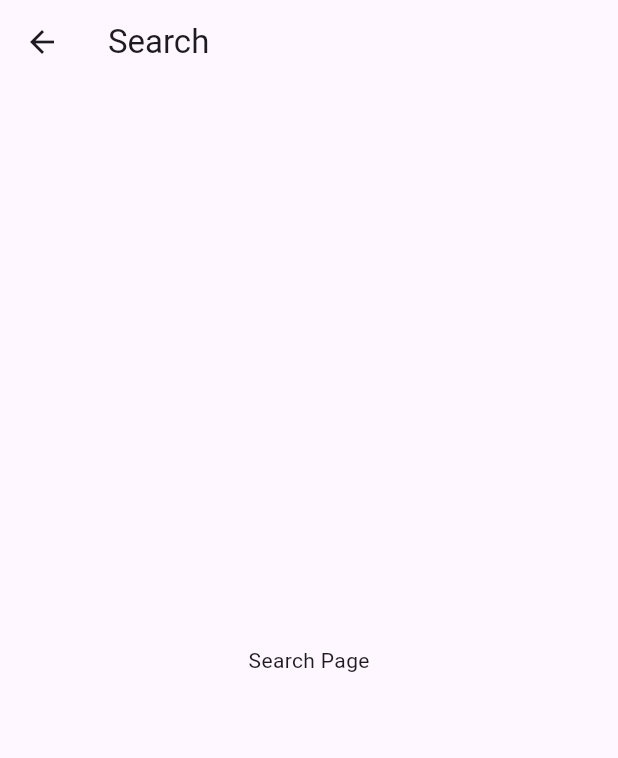
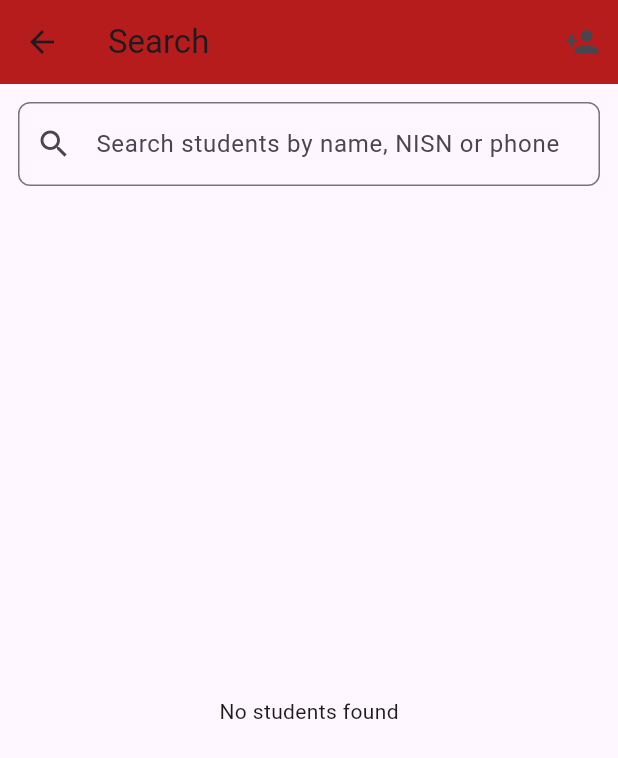
Before and after one commit to developerlight/login-page-mobile, a Flutter app: the SearchPage screen opened by its route, on a phone screen of 412 x 824 dp. Shown: the top 758 px of the screen. Run offline on Flutter 3.47's test engine with Material 3 defaults, Android fonts, the phone set to English and light mode, and no system bars; our stand-ins replace cloud_firestore, curved_navigation_bar, date_field, firebase_core; accounts and stored records are empty.

Commit message:
feat read, create data

```diff
--- /dev/null
+++ b/lib/models/student.dart
@@ -0,0 +1,36 @@
+class Student {
+  final String id;
+  final String name;
+  final String nisn;
+  final String adress; // kept as 'adress' to match your firestore field name if used
+  final String phone;
+
+  Student({
+    required this.id,
+    required this.name,
+    required this.nisn,
+    required this.adress,
+    required this.phone,
+  });
+
+  factory Student.fromMap(String id, Map<String, dynamic> data) {
+    // accept both 'address' and 'adress' keys
+    final addr = data['adress'] ?? data['address'] ?? '';
+    return Student(
+      id: id,
+      name: data['name'] ?? '',
+      nisn: data['nisn'] ?? data['NISN'] ?? '',
+      adress: addr,
+      phone: data['phone'] ?? data['Phone'] ?? '',
+    );
+  }
+
+  Map<String, dynamic> toMap() {
+    return {
+      'name': name,
+      'nisn': nisn,
+      'adress': adress,
+      'phone': phone,
+    };
+  }
+}
--- a/lib/presentation/screens/search_page.dart
+++ b/lib/presentation/screens/search_page.dart
@@ -1,16 +1,121 @@
 import 'package:flutter/material.dart';
+import '../../models/student.dart';
+import '../../services/student_service.dart';
 
-class SearchPage extends StatelessWidget {
+class SearchPage extends StatefulWidget {
   const SearchPage({Key? key}) : super(key: key);
+
+  @override
+  State<SearchPage> createState() => _SearchPageState();
+}
+
+class _SearchPageState extends State<SearchPage> {
+  final StudentService _service = StudentService();
+  final TextEditingController _ctrl = TextEditingController();
+  Future<List<Student>>? _futureResults;
+
+  @override
+  void initState() {
+    super.initState();
+    // start with stream of all students
+    _futureResults = _service.fetchStudents();
+  }
+
+  void _onSearchChanged(String q) {
+    setState(() {
+      if (q.trim().isEmpty) {
+        _futureResults = _service.fetchStudents();
+      } else {
+        _futureResults = _service.searchStudents(q.trim());
+      }
+    });
+  }
+
+  @override
+  void dispose() {
+    _ctrl.dispose();
+    super.dispose();
+  }
 
   @override
   Widget build(BuildContext context) {
     return Scaffold(
       appBar: AppBar(
         title: const Text('Search'),
+        backgroundColor: Colors.red[900],
+        actions: [
+          IconButton(
+            tooltip: 'Add Student',
+            icon: Icon(Icons.person_add),
+            onPressed: () async {
+              // Navigate to add student page and refresh list on success
+              final result = await Navigator.pushNamed(context, '/addStudent');
+              if (result == true) {
+                // refresh current results (maintain current query)
+                _onSearchChanged(_ctrl.text);
+              }
+            },
+          )
+        ],
       ),
-      body: const Center(
-        child: Text('Search Page'),
+      body: Padding(
+        padding: const EdgeInsets.all(12.0),
+        child: Column(
+          children: [
+            TextField(
+              controller: _ctrl,
+              decoration: InputDecoration(
+                prefixIcon: Icon(Icons.search),
+                hintText: 'Search students by name, NISN or phone',
+                border: OutlineInputBorder(borderRadius: BorderRadius.circular(8)),
+                suffixIcon: _ctrl.text.isNotEmpty
+                    ? IconButton(
+                        icon: Icon(Icons.clear),
+                        onPressed: () {
+                          _ctrl.clear();
+                          _onSearchChanged('');
+                        },
+                      )
+                    : null,
+              ),
+              onChanged: _onSearchChanged,
+            ),
+            SizedBox(height: 12),
+            Expanded(
+              child: FutureBuilder<List<Student>>(
+                future: _futureResults,
+                builder: (context, snapshot) {
+                  if (snapshot.connectionState == ConnectionState.waiting) {
+                    return Center(child: CircularProgressIndicator());
+                  }
+                  if (snapshot.hasError) {
+                    return Center(child: Text('Error: ${snapshot.error}'));
+                  }
+                  final list = snapshot.data ?? [];
+                  if (list.isEmpty) {
+                    return Center(child: Text('No students found'));
+                  }
+                  return ListView.separated(
+                    itemCount: list.length,
+                    separatorBuilder: (_, __) => Divider(),
+                    itemBuilder: (context, index) {
+                      final s = list[index];
+                      return ListTile(
+                        leading: CircleAvatar(child: Text(s.name.isNotEmpty ? s.name[0] : '?')),
+                        title: Text(s.name),
+                        subtitle: Text('${s.nisn} • ${s.phone}\n${s.adress}'),
+                        isThreeLine: true,
+                        onTap: () {
+                          // optional: navigate to student detail
+                        },
+                      );
+                    },
+                  );
+                },
+              ),
+            ),
+          ],
+        ),
       ),
     );
   }
--- a/lib/utils/route.dart
+++ b/lib/utils/route.dart
@@ -8,62 +8,47 @@ import 'package:app/presentation/screens/setting_page.dart';
 import 'package:app/presentation/screens/verifiedForgotPassword_page.dart';
 import 'package:flutter/material.dart';
 import 'package:app/presentation/screens/search_page.dart';
+import 'package:app/presentation/screens/add_student_page.dart';
 
 class AppRouter {
   Route<dynamic> generateRoute(RouteSettings settings) {
     switch (settings.name) {
-
       case '/login':
-        return MaterialPageRoute(
-          builder: (_) => const Login()
-        );
+        return MaterialPageRoute(builder: (_) => const Login());
 
       case '/dashboard':
-        return MaterialPageRoute(
-          builder: (_) => const DashboardPage()
-        );
+        return MaterialPageRoute(builder: (_) => const DashboardPage());
 
       case '/forgotPassword':
-        return MaterialPageRoute(
-          builder: (_) => const ForgotPasswordPage()
-        );
+        return MaterialPageRoute(builder: (_) => const ForgotPasswordPage());
 
       case '/newPassword':
-        return MaterialPageRoute(
-          builder: (_) => const NewPasswordPage()
-        );
+        return MaterialPageRoute(builder: (_) => const NewPasswordPage());
 
       case '/profile':
-        return MaterialPageRoute(
-          builder: (_) => const ProfilePage()
-        );
+        return MaterialPageRoute(builder: (_) => const ProfilePage());
 
       case '/register':
-        return MaterialPageRoute(
-          builder: (_) => const RegisterPage()
-        );
+        return MaterialPageRoute(builder: (_) => const RegisterPage());
 
       case '/settings':
-        return MaterialPageRoute(
-          builder: (_) => const SettingsPage()
-        );
+        return MaterialPageRoute(builder: (_) => const SettingsPage());
 
       case '/verifiedForgotPassword':
         return MaterialPageRoute(
-          builder: (_) => const VerifiedForgotPasswordPage()
+          builder: (_) => const VerifiedForgotPasswordPage(),
         );
 
       case '/search':
-        return MaterialPageRoute(
-          builder: (_) => const SearchPage()
-        );
+        return MaterialPageRoute(builder: (_) => const SearchPage());
 
-      default :
+      case '/addStudent':
+        return MaterialPageRoute(builder: (_) => const AddStudentPage());
+
+      default:
         return MaterialPageRoute(
           builder: (_) => Scaffold(
-            body: Center(
-              child: Text('No route defined for ${settings.name}'),
-            ),
+            body: Center(child: Text('No route defined for ${settings.name}')),
           ),
         );
     }
--- a/pubspec.yaml
+++ b/pubspec.yaml
@@ -36,7 +36,8 @@ dependencies:
   # Use with the CupertinoIcons class for iOS style icons.
   cupertino_icons: ^1.0.8
   curved_navigation_bar: ^1.0.6
-  firebase_core: ^4.2.0
+  firebase_core: ^2.10.0
+  cloud_firestore: ^4.8.0
 
 dev_dependencies:
   flutter_test:
```
Also changed, not shown: lib/firebase/firebase_service.dart (added, +10 -0 lines), lib/main.dart (+6 -3 lines), lib/presentation/screens/add_student_page.dart (added, +97 -0 lines), lib/services/student_service.dart (added, +39 -0 lines), firebase.json, pubspec.lock, 4 other files.
